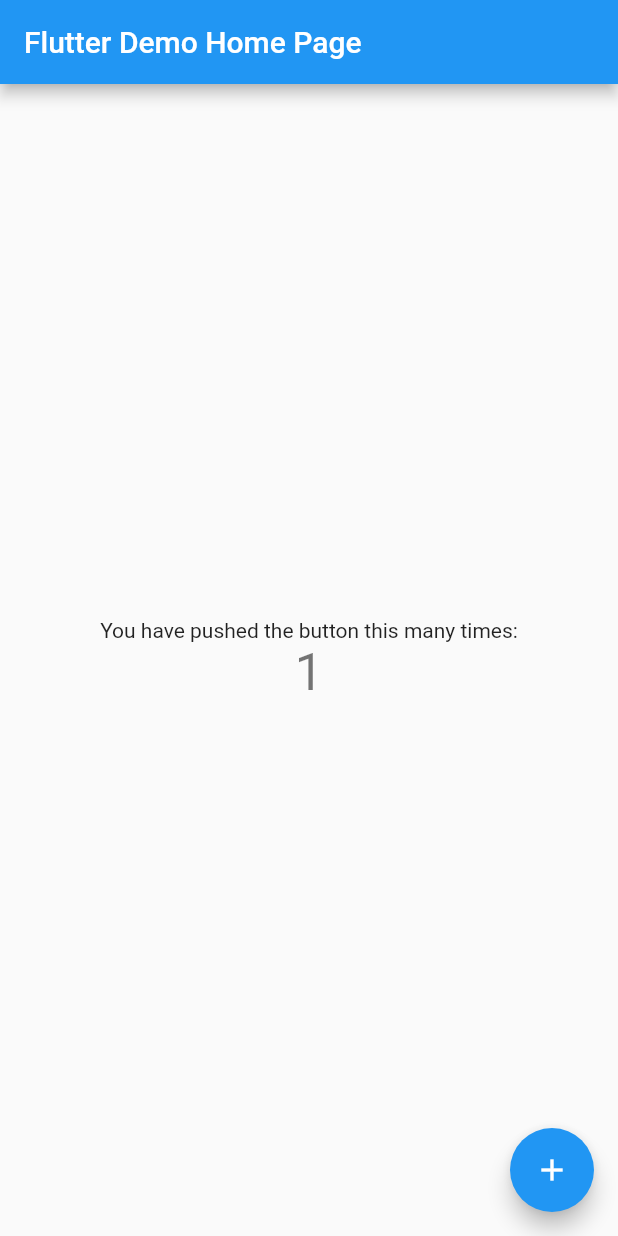
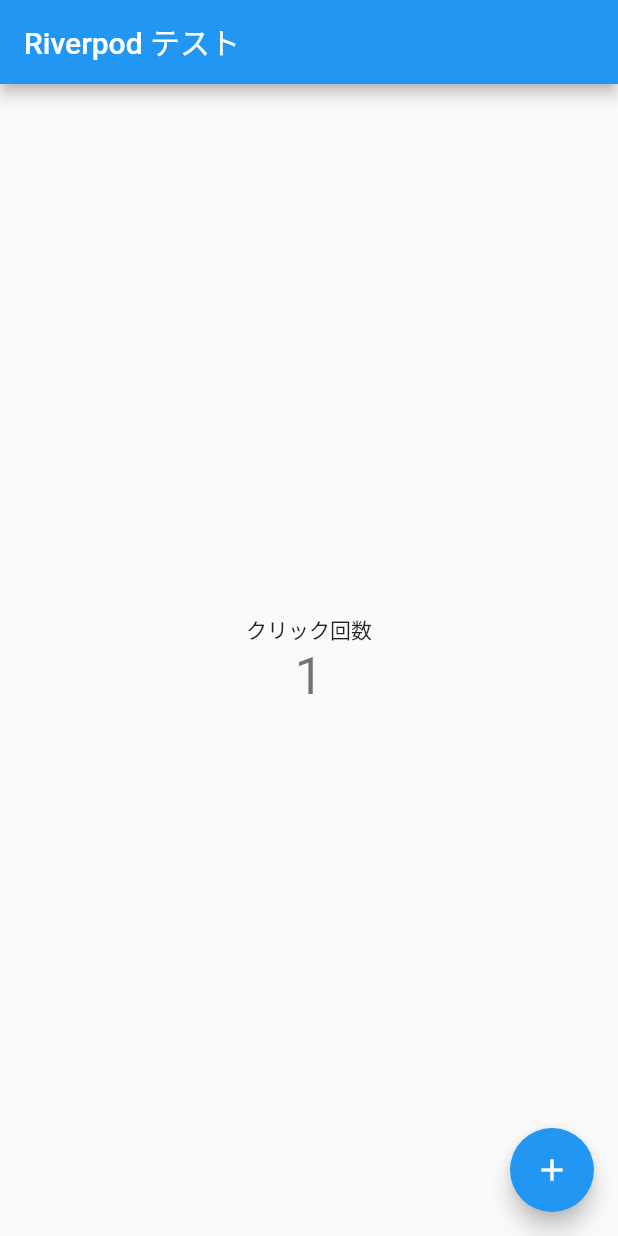
Before and after one commit to yuk1ch1/Flutter-Samples, a Flutter app: the screen it shows after launch, after a tap on the "add" icon, on a phone screen of 412 x 824 dp. Run offline on Flutter 3.47's test engine with Material 2 defaults, Android fonts, the light colour scheme and no system bars; our stand-ins replace flutter_riverpod.

Commit message:
fix: main

```diff
--- a/riverpod-demo/lib/main.dart
+++ b/riverpod-demo/lib/main.dart
@@ -1,7 +1,11 @@
 import 'package:flutter/material.dart';
 
+import 'package:flutter_riverpod/flutter_riverpod.dart';
+
 void main() {
-  runApp(const MyApp());
+  runApp(ProviderScope(
+    child: MyApp(),
+  ));
 }
 
 class MyApp extends StatelessWidget {
@@ -24,92 +28,58 @@
         // is not restarted.
         primarySwatch: Colors.blue,
       ),
-      home: const MyHomePage(title: 'Flutter Demo Home Page'),
+      home: const MyHomePage(),
     );
   }
 }
 
-class MyHomePage extends StatefulWidget {
-  const MyHomePage({Key? key, required this.title}) : super(key: key);
+// 状態管理表示部分(Model)
+final counterProvider = ChangeNotifierProvider<CountModel>((ref) => CountModel());
 
-  // This widget is the home page of your application. It is stateful, meaning
-  // that it has a State object (defined below) that contains fields that affect
-  // how it looks.
+class CountModel extends ChangeNotifier {
+  int state = 0;
 
-  // This class is the configuration for the state. It holds the values (in this
-  // case the title) provided by the parent (in this case the App widget) and
-  // used by the build method of the State. Fields in a Widget subclass are
-  // always marked "final".
-
-  final String title;
-
-  @override
-  State<MyHomePage> createState() => _MyHomePageState();
+  void incrementCounter() {
+    state++;
+    notifyListeners();
+  }
 }
 
-class _MyHomePageState extends State<MyHomePage> {
-  int _counter = 0;
+// 表示部分
+class MyHomePage extends ConsumerWidget {
+  const MyHomePage({Key? key}): super(key: key);
+  @override
+  Widget build(BuildContext context, WidgetRef ref) {
 
-  void _incrementCounter() {
-    setState(() {
-      // This call to setState tells the Flutter framework that something has
-      // changed in this State, which causes it to rerun the build method below
-      // so that the display can reflect the updated values. If we changed
-      // _counter without calling setState(), then the build method would not be
-      // called again, and so nothing would appear to happen.
-      _counter++;
-    });
-  }
-
-  @override
-  Widget build(BuildContext context) {
-    // This method is rerun every time setState is called, for instance as done
-    // by the _incrementCounter method above.
-    //
-    // The Flutter framework has been optimized to make rerunning build methods
-    // fast, so that you can just rebuild anything that needs updating rather
-    // than having to individually change instances of widgets.
     return Scaffold(
       appBar: AppBar(
-        // Here we take the value from the MyHomePage object that was created by
-        // the App.build method, and use it to set our appbar title.
-        title: Text(widget.title),
+        title: Text('Riverpod テスト'),
       ),
       body: Center(
-        // Center is a layout widget. It takes a single child and positions it
-        // in the middle of the parent.
-        child: Column(
-          // Column is also a layout widget. It takes a list of children and
-          // arranges them vertically. By default, it sizes itself to fit its
-          // children horizontally, and tries to be as tall as its parent.
-          //
-          // Invoke "debug painting" (press "p" in the console, choose the
-          // "Toggle Debug Paint" action from the Flutter Inspector in Android
-          // Studio, or the "Toggle Debug Paint" command in Visual Studio Code)
-          // to see the wireframe for each widget.
-          //
-          // Column has various properties to control how it sizes itself and
-          // how it positions its children. Here we use mainAxisAlignment to
-          // center the children vertically; the main axis here is the vertical
-          // axis because Columns are vertical (the cross axis would be
-          // horizontal).
+        child: Consumer(builder: (context, watch, _) {
+          // データを取得する
+          final counter = ref.watch(counterProvider).state;
+
+          return Column(
             mainAxisAlignment: MainAxisAlignment.center,
             children: <Widget>[
-            const Text(
-              'You have pushed the button this many times:',
-            ),
+              Text('クリック回数'),
+              // 取得したデータを表示する
               Text(
-              '$_counter',
+                '$counter',
                 style: Theme.of(context).textTheme.headline4,
               ),
             ],
-        ),
+          );
+        }),
       ),
       floatingActionButton: FloatingActionButton(
-        onPressed: _incrementCounter,
+        // **AVOID** calling [read] inside build if the value is used only for events:
+        // **CONSIDER** calling [read] inside event handlers:
+        onPressed: ref.read(counterProvider).incrementCounter,
         tooltip: 'Increment',
-        child: const Icon(Icons.add),
-      ), // This trailing comma makes auto-formatting nicer for build methods.
+        child: Icon(Icons.add),
+      ),
     );
   }
 }
```
Lines whose indentation alone changed are shown as unchanged.
